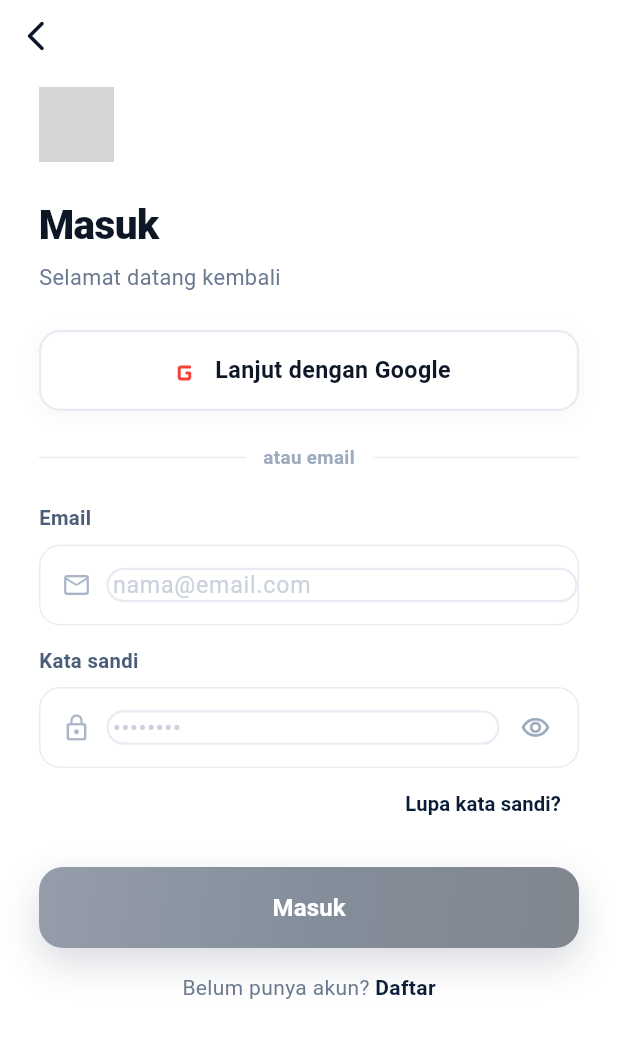
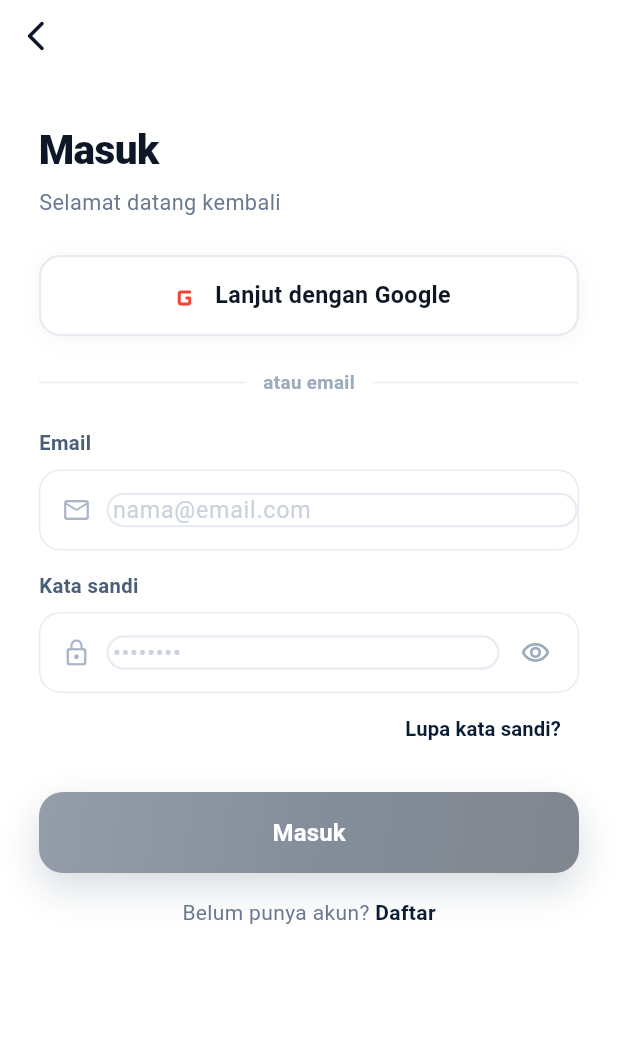
Before and after one commit to damarbagas-234/UAS_Aplikasi_Mobile, a Flutter app: the screen it shows after launch, after a tap on "Masuk ke Akun", on a phone screen of 412 x 824 dp. Shown: the top 1038 px of the screen. Run offline on Flutter 3.47's test engine with Material 3 defaults, Android fonts, the phone set to English and light mode, and no system bars; our stand-ins replace app_links, dio, equatable, firebase_auth, firebase_core, flutter_bloc and 5 more; missing offline and left inert: mobile_scanner; accounts and stored records are empty; network calls fail; Roboto replaces fonts that are missing (PlusJakartaSans); grey boxes are pictures that could not be loaded.

Commit message:
menghapus logo dari halaman login

```diff
--- a/lib/presentation/pages/auth/login_page.dart
+++ b/lib/presentation/pages/auth/login_page.dart
@@ -124,7 +124,6 @@ class _LoginPageState extends State<LoginPage> {
                   child: Column(
                     crossAxisAlignment: CrossAxisAlignment.start,
                     children: [
-                      const AppLogo(size: 50),
                       const SizedBox(height: 22),
                       const Text('Masuk',
                           style: TextStyle(
```
